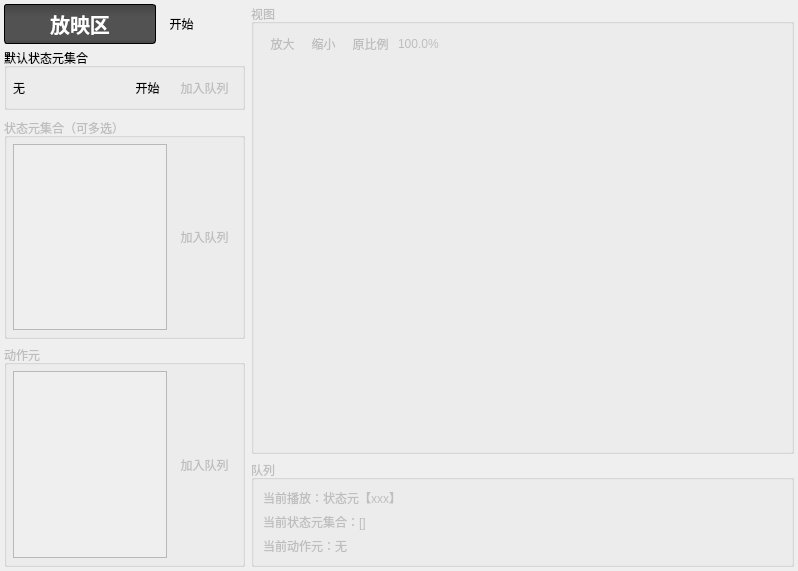
Before: the Qt Designer form DrillGIFActionSequenceEditor/Source/ActionSeqModule/playingPart/p_PlayingPart.ui in DrillUp/DrillGIFActionSequenceEditor, drawn with Qt 5.
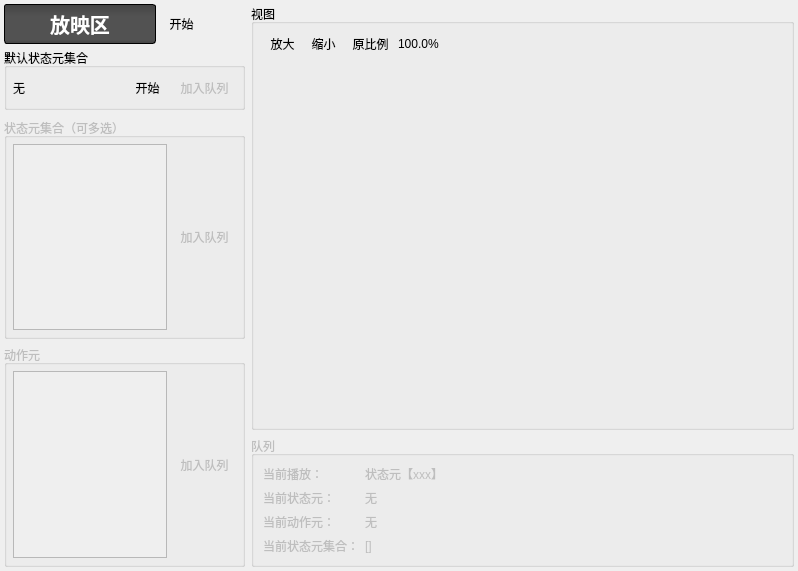
After: the same form once the commit is applied. Icons and pictures are not drawn.

Commit message: 动作序列全部主要功能完成。

Diff of the .ui file:
```diff
--- a/DrillGIFActionSequenceEditor/Source/ActionSeqModule/playingPart/p_PlayingPart.ui
+++ b/DrillGIFActionSequenceEditor/Source/ActionSeqModule/playingPart/p_PlayingPart.ui
@@ -329,9 +329,6 @@
       </item>
       <item>
        <widget class="QWidget" name="widget_viewFrame" native="true">
-        <property name="enabled">
-         <bool>false</bool>
-        </property>
         <layout class="QVBoxLayout" name="verticalLayout_4">
          <property name="leftMargin">
           <number>0</number>
@@ -445,7 +442,7 @@
                 </widget>
                </item>
                <item>
-                <widget class="QLabel" name="label_4">
+                <widget class="QLabel" name="label_zoomValue">
                  <property name="text">
                   <string>100.0%</string>
                  </property>
@@ -474,29 +471,67 @@
           </widget>
          </item>
          <item>
-          <widget class="QGroupBox" name="groupBox">
+          <widget class="QGroupBox" name="groupBox_seq">
+           <property name="enabled">
+            <bool>false</bool>
+           </property>
            <property name="title">
             <string>队列</string>
            </property>
-           <layout class="QVBoxLayout" name="verticalLayout_6">
-            <item>
+           <layout class="QGridLayout" name="gridLayout" columnstretch="0,1">
+            <item row="3" column="1">
+             <widget class="QLabel" name="label_stateSeq">
+              <property name="text">
+               <string>[]</string>
+              </property>
+             </widget>
+            </item>
+            <item row="2" column="1">
+             <widget class="QLabel" name="label_playingAction">
+              <property name="text">
+               <string>无</string>
+              </property>
+             </widget>
+            </item>
+            <item row="1" column="1">
+             <widget class="QLabel" name="label_playingState">
+              <property name="text">
+               <string>无</string>
+              </property>
+             </widget>
+            </item>
+            <item row="0" column="1">
+             <widget class="QLabel" name="label_playingName">
+              <property name="text">
+               <string>状态元【xxx】</string>
+              </property>
+             </widget>
+            </item>
+            <item row="0" column="0">
+             <widget class="QLabel" name="label_2">
+              <property name="text">
+               <string>当前播放：</string>
+              </property>
+             </widget>
+            </item>
+            <item row="1" column="0">
+             <widget class="QLabel" name="label_3">
+              <property name="text">
+               <string>当前状态元：</string>
+              </property>
+             </widget>
+            </item>
+            <item row="2" column="0">
+             <widget class="QLabel" name="label_4">
+              <property name="text">
+               <string>当前动作元：</string>
+              </property>
+             </widget>
+            </item>
+            <item row="3" column="0">
              <widget class="QLabel" name="label_5">
               <property name="text">
-               <string>当前播放：状态元【xxx】</string>
-              </property>
-             </widget>
-            </item>
-            <item>
-             <widget class="QLabel" name="label_6">
-              <property name="text">
-               <string>当前状态元集合：[]</string>
-              </property>
-             </widget>
-            </item>
-            <item>
-             <widget class="QLabel" name="label_7">
-              <property name="text">
-               <string>当前动作元：无</string>
+               <string>当前状态元集合：</string>
               </property>
              </widget>
             </item>
```
The commit also changes 16 other files.
